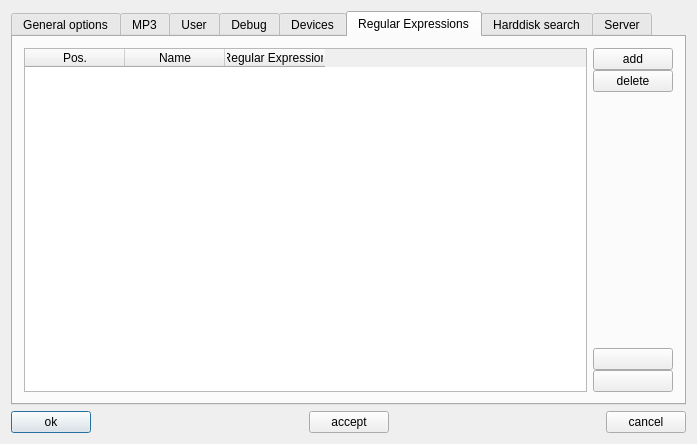
Old version of the form trunk/src/properties/properties.ui in the repository pfedick/winmusik.
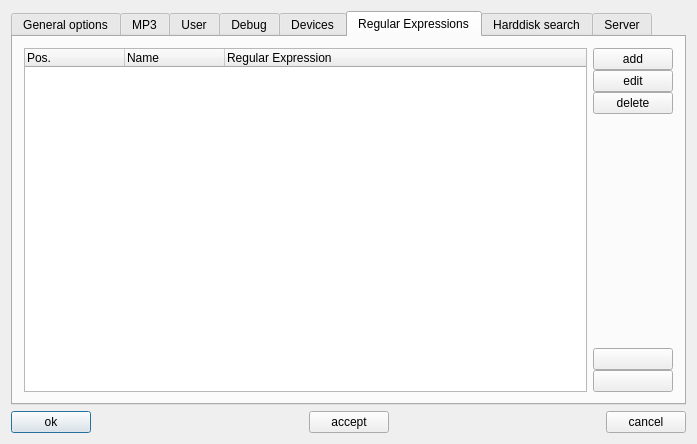
New version of the form. Icons and pictures are not drawn.

Commit message: RegularExpressions und Editor in den Properties eingebunden

Patch:
```diff
--- a/trunk/src/properties/properties.ui
+++ b/trunk/src/properties/properties.ui
@@ -1354,12 +1354,12 @@
        <item>
         <layout class="QHBoxLayout" name="horizontalLayout_17">
          <item>
-          <widget class="QTableWidget" name="regexpTable">
+          <widget class="QTreeWidget" name="regexpTable">
            <property name="alternatingRowColors">
             <bool>true</bool>
            </property>
-           <property name="selectionMode">
-            <enum>QAbstractItemView::SingleSelection</enum>
+           <property name="rootIsDecorated">
+            <bool>false</bool>
            </property>
            <property name="selectionBehavior">
             <enum>QAbstractItemView::SelectItems</enum>
@@ -1403,6 +1403,23 @@
              </property>
             </widget>
            </item>
+           <item>
+            <widget class="QPushButton" name="regexpEdit">
+             <property name="text">
+              <string>edit</string>
+             </property>
+             <property name="icon">
+              <iconset resource="../../resources.qrc">
+               <normaloff>:/icons/resources/edit.png</normaloff>:/icons/resources/edit.png</iconset>
+             </property>
+             <property name="iconSize">
+              <size>
+               <width>16</width>
+               <height>16</height>
+              </size>
+             </property>
+            </widget>
+           </item>
            <item>
             <widget class="QPushButton" name="regexpDelete">
              <property name="text">
```
Left out of the diff: 4 changed lines with no effect on the pictures. The commit also changes 7 other files.
